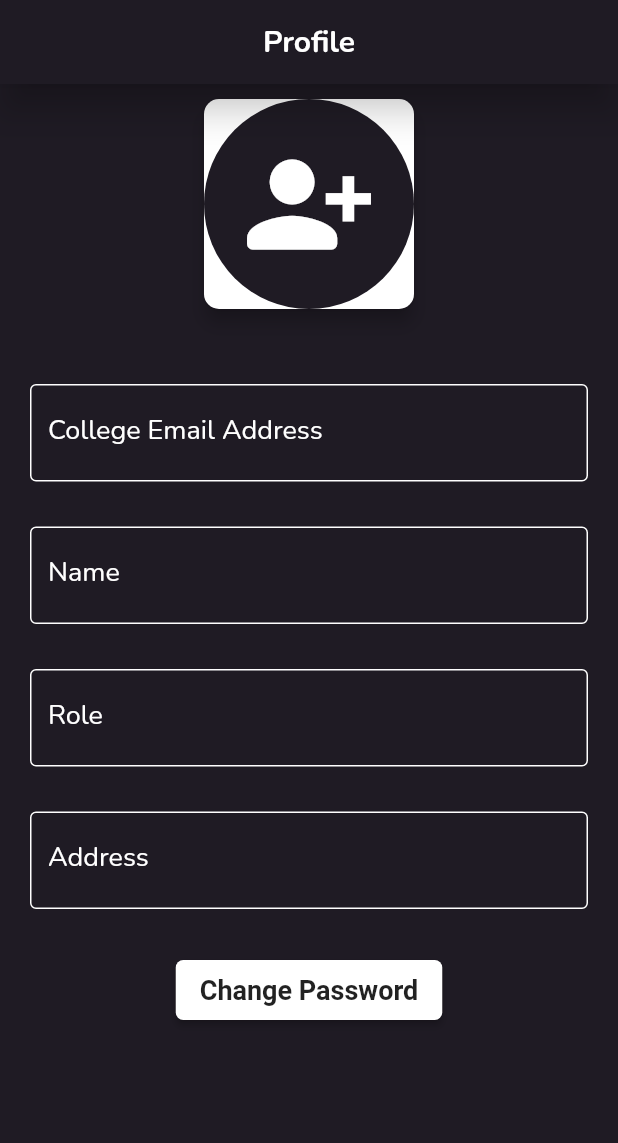
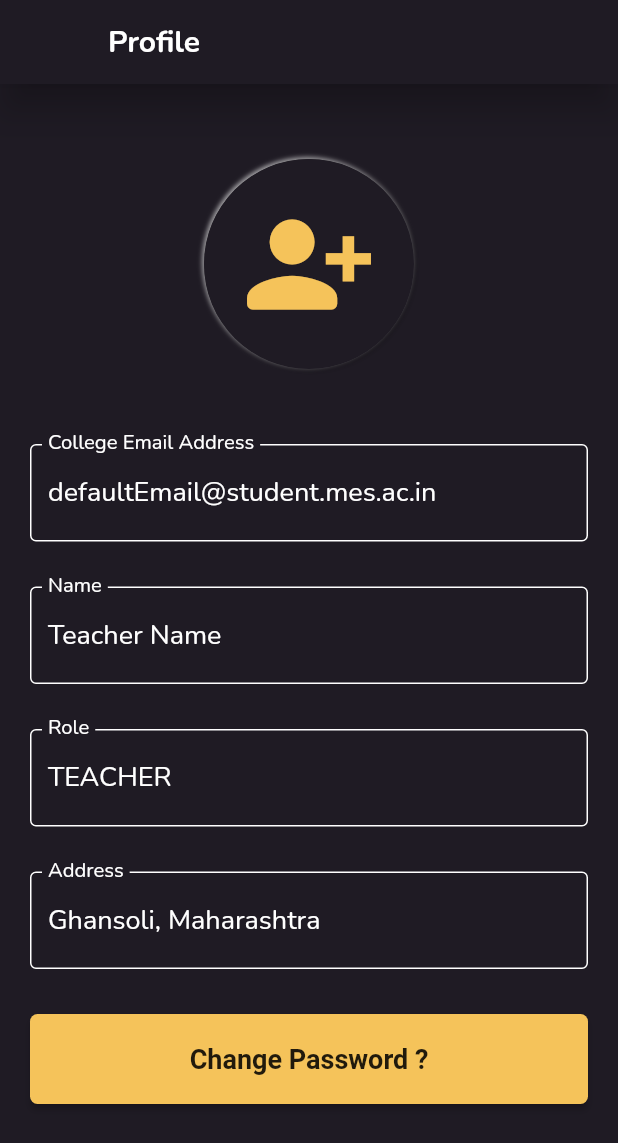
Before and after one commit to Ashwith25/Attendance-Manager, a Flutter app: the ProfilePage screen opened directly, on a phone screen of 412 x 824 dp. Shown: the top 1143 px of the screen. Run offline on Flutter 3.47's test engine with Material 2 defaults, Android fonts, the light colour scheme and no system bars; drawn by our look-alikes of flutter_neumorphic; our stand-ins replace fl_chart, google_fonts, page_transition, simple_animations.

Commit message:
added themeing

```diff
--- a/attendance_manager/lib/Home/teacherHome.dart
+++ b/attendance_manager/lib/Home/teacherHome.dart
@@ -1,6 +1,6 @@
 import 'package:attendance_manager/Screens/eachClass.dart';
+import 'package:attendance_manager/Screens/profile.dart';
 import 'package:attendance_manager/constants.dart';
-import 'package:attendance_manager/profile.dart';
 import 'package:attendance_manager/widgets/homeScreenCard.dart';
 import 'package:attendance_manager/widgets/nameCard.dart';
 import 'package:flutter/material.dart';
--- a/attendance_manager/lib/editProfile.dart
+++ b/attendance_manager/lib/Screens/profile.dart
@@ -1,22 +1,31 @@
-import 'package:attendance_manager/Home/teacherHome.dart';
 import 'package:attendance_manager/auth/change_password.dart';
-import 'package:attendance_manager/auth/signup.dart';
-import 'package:attendance_manager/profile.dart';
-import 'package:attendance_manager/widgets/homeScreenCard.dart';
 import 'package:flutter/material.dart';
 import 'package:attendance_manager/constants.dart';
-import 'package:attendance_manager/theme.dart';
 import 'package:flutter_neumorphic/flutter_neumorphic.dart';
 
-class EditProfilePage extends StatefulWidget {
-  EditProfilePage({Key? key}) : super(key: key);
+class ProfilePage extends StatefulWidget {
+  ProfilePage({Key? key}) : super(key: key);
 
   @override
-  _EditProfilePageState createState() => _EditProfilePageState();
+  _ProfilePageState createState() => _ProfilePageState();
 }
 
-class _EditProfilePageState extends State<EditProfilePage> {
+class _ProfilePageState extends State<ProfilePage> {
+  bool isEditing = false;
   final _formKey = GlobalKey<FormState>();
+  TextEditingController _email = TextEditingController();
+  TextEditingController _name = TextEditingController();
+  TextEditingController _role = TextEditingController();
+  TextEditingController _address = TextEditingController();
+
+  @override
+  void initState() {
+    super.initState();
+    _email.text = "defaultEmail@student.mes.ac.in";
+    _name.text = "Teacher Name";
+    _role.text = "TEACHER";
+    _address.text = "Ghansoli, Maharashtra";
+  }
 
   @override
   Widget build(BuildContext context) {
@@ -25,19 +34,20 @@ class _EditProfilePageState extends State<EditProfilePage> {
         resizeToAvoidBottomInset: false,
         backgroundColor: Theme.of(context).primaryColor,
         appBar: AppBar(
+          centerTitle: false,
           actions: [
             IconButton(
-              icon: Icon(Icons.close),
+              icon: !isEditing ? Icon(Icons.edit) : Icon(Icons.close),
               onPressed: () {
-                Navigator.push(context,
-                    MaterialPageRoute(builder: (context) => ProfilePage()));
+                isEditing = !isEditing;
+                setState(() {});
               },
             )
           ],
           elevation: 10,
           backgroundColor: Theme.of(context).primaryColor,
           title: Text(
-            'Edit Profile',
+            'Profile',
             style: TextStyle(
               color: Colors.white,
               fontWeight: FontWeight.bold,
@@ -51,11 +61,16 @@ class _EditProfilePageState extends State<EditProfilePage> {
           child: SingleChildScrollView(
             child: Column(
               children: [
-                Card(
-                  margin: EdgeInsets.only(left: 10, right: 10, top: 10),
-                  elevation: 5,
-                  shape: RoundedRectangleBorder(
-                      borderRadius: BorderRadius.circular(10)),
+                SizedBox(
+                  height: 50,
+                ),
+                Neumorphic(
+                  style: NeumorphicStyle(
+                      shape: NeumorphicShape.concave,
+                      boxShape: NeumorphicBoxShape.circle(),
+                      depth: 2,
+                      lightSource: LightSource.topLeft,
+                      color: Theme.of(context).primaryColor),
                   child: CircleAvatar(
                     radius: 70,
                     backgroundColor: Theme.of(context).primaryColor,
@@ -65,6 +80,7 @@ class _EditProfilePageState extends State<EditProfilePage> {
                       color: Colors.white,
                       icon: Icon(
                         Icons.person_add_alt_1_rounded,
+                        color: goldenColor,
                       ),
                       onPressed: () {},
                     ),
@@ -87,6 +103,8 @@ class _EditProfilePageState extends State<EditProfilePage> {
                       Container(
                         padding: EdgeInsets.fromLTRB(20, 50, 20, 10),
                         child: TextFormField(
+                            readOnly: !isEditing,
+                            controller: _email,
                             validator: (value) {
                               if (value!.isEmpty) {
                                 return "Email Address can't be empty";
@@ -94,6 +112,7 @@ class _EditProfilePageState extends State<EditProfilePage> {
                               return null;
                             },
                             style: TextStyle(color: Colors.white),
+                            cursorColor: Colors.white,
                             decoration: InputDecoration(
                                 helperStyle: TextStyle(color: Colors.white),
                                 focusedBorder: OutlineInputBorder(
@@ -111,6 +130,8 @@ class _EditProfilePageState extends State<EditProfilePage> {
                       Container(
                         padding: EdgeInsets.fromLTRB(20, 20, 20, 10),
                         child: TextFormField(
+                            readOnly: !isEditing,
+                            controller: _name,
                             validator: (value) {
                               if (value!.isEmpty) {
                                 return "Name can't be empty";
@@ -118,6 +139,7 @@ class _EditProfilePageState extends State<EditProfilePage> {
                               return null;
                             },
                             style: TextStyle(color: Colors.white),
+                            cursorColor: Colors.white,
                             decoration: InputDecoration(
                                 helperStyle: TextStyle(color: Colors.white),
                                 focusedBorder: OutlineInputBorder(
@@ -135,6 +157,8 @@ class _EditProfilePageState extends State<EditProfilePage> {
                       Container(
                         padding: EdgeInsets.fromLTRB(20, 20, 20, 10),
                         child: TextFormField(
+                            readOnly: true,
+                            controller: _role,
                             validator: (value) {
                               if (value!.isEmpty) {
                                 return "Role can't be empty";
@@ -142,6 +166,7 @@ class _EditProfilePageState extends State<EditProfilePage> {
                               return null;
                             },
                             style: TextStyle(color: Colors.white),
+                            cursorColor: Colors.white,
                             decoration: InputDecoration(
                                 helperStyle: TextStyle(color: Colors.white),
                                 focusedBorder: OutlineInputBorder(
@@ -159,6 +184,8 @@ class _EditProfilePageState extends State<EditProfilePage> {
                       Container(
                         padding: EdgeInsets.fromLTRB(20, 20, 20, 10),
                         child: TextFormField(
+                            readOnly: true,
+                            controller: _address,
                             validator: (value) {
                               if (value!.isEmpty) {
                                 return "Address can't be empty";
@@ -166,6 +193,7 @@ class _EditProfilePageState extends State<EditProfilePage> {
                               return null;
                             },
                             style: TextStyle(color: Colors.white),
+                            cursorColor: Colors.white,
                             decoration: InputDecoration(
                                 helperStyle: TextStyle(color: Colors.white),
                                 focusedBorder: OutlineInputBorder(
@@ -180,6 +208,7 @@ class _EditProfilePageState extends State<EditProfilePage> {
                                 labelText: "Address",
                                 labelStyle: TextStyle(color: Colors.white))),
                       ),
+                      if (isEditing)
                         Container(
                           margin: EdgeInsets.fromLTRB(20, 0, 0, 0),
                           child: Row(
@@ -187,24 +216,29 @@ class _EditProfilePageState extends State<EditProfilePage> {
                               Icon(
                                 Icons.info_outline,
                                 color: Colors.red,
-                              size: 10,
+                                size: 15,
+                              ),
+                              SizedBox(
+                                width: 5,
                               ),
                               Text(
                                 "Tap on the address to update",
                                 style: TextStyle(
                                   color: Colors.red,
-                                fontSize: 10,
+                                  fontSize: 15,
                                 ),
                               )
                             ],
                           ),
                         ),
-                      Container(
+                      isEditing
+                          ? Container(
+                              width: MediaQuery.of(context).size.width,
                               padding: EdgeInsets.fromLTRB(20, 20, 20, 10),
                               child: MaterialButton(
-                          minWidth: double.infinity,
+                                minWidth: 100,
                                 height: 60,
-                          color: Colors.white,
+                                color: goldenColor,
                                 shape: RoundedRectangleBorder(
                                     borderRadius: BorderRadius.circular(5)),
                                 child: Text(
@@ -215,7 +249,32 @@ class _EditProfilePageState extends State<EditProfilePage> {
                                   ),
                                 ),
                                 onPressed: () {
-                            if (_formKey.currentState!.validate())
+                                  // if (_formKey.currentState!.validate())
+                                  //   Navigator.push(
+                                  //       context,
+                                  //       MaterialPageRoute(
+                                  //           builder: (context) =>
+                                  //               ChangePasswordPage()));
+                                },
+                              ),
+                            )
+                          : Container(
+                              width: MediaQuery.of(context).size.width,
+                              padding: EdgeInsets.fromLTRB(20, 20, 20, 10),
+                              child: MaterialButton(
+                                minWidth: 100,
+                                height: 60,
+                                color: goldenColor,
+                                shape: RoundedRectangleBorder(
+                                    borderRadius: BorderRadius.circular(5)),
+                                child: Text(
+                                  "Change Password ?",
+                                  style: TextStyle(
+                                    fontWeight: FontWeight.w600,
+                                    fontSize: 18,
+                                  ),
+                                ),
+                                onPressed: () {
                                   Navigator.push(
                                       context,
                                       MaterialPageRoute(
@@ -224,12 +283,13 @@ class _EditProfilePageState extends State<EditProfilePage> {
                                 },
                               ),
                             ),
-                      //     Spacer(),
+
+                      // Spacer(),
                       //     Row(
                       //       mainAxisAlignment: MainAxisAlignment.center,
                       // crossAxisAlignment: CrossAxisAlignment.end,
                       //       children: [Text("Version 1.0.1")],
-                      //     )
+                      // )
                     ],
                   ),
                 ),
--- a/attendance_manager/lib/profile.dart
+++ /dev/null
@@ -1,224 +0,0 @@
-import 'package:attendance_manager/Home/teacherHome.dart';
-import 'package:attendance_manager/auth/change_password.dart';
-import 'package:attendance_manager/auth/signup.dart';
-import 'package:attendance_manager/editProfile.dart';
-import 'package:attendance_manager/widgets/homeScreenCard.dart';
-import 'package:flutter/material.dart';
-import 'package:attendance_manager/constants.dart';
-import 'package:attendance_manager/theme.dart';
-import 'package:flutter_neumorphic/flutter_neumorphic.dart';
-
-class ProfilePage extends StatefulWidget {
-  ProfilePage({Key? key}) : super(key: key);
-
-  @override
-  _ProfilePageState createState() => _ProfilePageState();
-}
-
-class _ProfilePageState extends State<ProfilePage> {
-  final _formKey = GlobalKey<FormState>();
-
-  @override
-  Widget build(BuildContext context) {
-    return SafeArea(
-      child: Scaffold(
-        resizeToAvoidBottomInset: false,
-        backgroundColor: Theme.of(context).primaryColor,
-        appBar: AppBar(
-          actions: [
-            IconButton(
-              icon: Icon(Icons.edit),
-              onPressed: () {
-                Navigator.push(context,
-                    MaterialPageRoute(builder: (context) => EditProfilePage()));
-              },
-            )
-          ],
-          elevation: 10,
-          backgroundColor: Theme.of(context).primaryColor,
-          title: Text(
-            'Profile',
-            style: TextStyle(
-              color: Colors.white,
-              fontWeight: FontWeight.bold,
-            ),
-          ),
-          foregroundColor: Theme.of(context).primaryColor,
-        ),
-        body: Container(
-          height: MediaQuery.of(context).size.height,
-          width: double.infinity,
-          child: SingleChildScrollView(
-            child: Column(
-              children: [
-                Card(
-                  margin: EdgeInsets.only(left: 10, right: 10, top: 10),
-                  elevation: 5,
-                  shape: RoundedRectangleBorder(
-                      borderRadius: BorderRadius.circular(10)),
-                  child: CircleAvatar(
-                    radius: 70,
-                    backgroundColor: Theme.of(context).primaryColor,
-                    child: IconButton(
-                      // padding: EdgeInsets.all(40),
-                      iconSize: 90,
-                      color: Colors.white,
-                      icon: Icon(
-                        Icons.person_add_alt_1_rounded,
-                      ),
-                      onPressed: () {},
-                    ),
-                  ),
-                ),
-                // Neumorphic(
-                //   margin: EdgeInsets.symmetric(horizontal: 13, vertical: 10),
-                //   style: NeumorphicStyle(border:  ),
-
-                // HomeScreenCard(
-                //   icon: IconButton(
-                //     icon: Icon(Icons.person_add_alt_1_rounded),
-                //     onPressed: () {},
-                //   ),
-                // ),
-                Form(
-                  key: _formKey,
-                  child: Column(
-                    children: [
-                      Container(
-                        padding: EdgeInsets.fromLTRB(20, 50, 20, 10),
-                        child: TextFormField(
-                            validator: (value) {
-                              if (value!.isEmpty) {
-                                return "Email Address can't be empty";
-                              }
-                              return null;
-                            },
-                            style: TextStyle(color: Colors.white),
-                            decoration: InputDecoration(
-                                helperStyle: TextStyle(color: Colors.white),
-                                focusedBorder: OutlineInputBorder(
-                                    borderSide:
-                                        BorderSide(color: Colors.white)),
-                                enabledBorder: OutlineInputBorder(
-                                    borderSide:
-                                        BorderSide(color: Colors.white)),
-                                border: OutlineInputBorder(
-                                    borderSide:
-                                        BorderSide(color: Colors.white)),
-                                labelText: "College Email Address",
-                                labelStyle: TextStyle(color: Colors.white))),
-                      ),
-                      Container(
-                        padding: EdgeInsets.fromLTRB(20, 20, 20, 10),
-                        child: TextFormField(
-                            validator: (value) {
-                              if (value!.isEmpty) {
-                                return "Name can't be empty";
-                              }
-                              return null;
-                            },
-                            style: TextStyle(color: Colors.white),
-                            decoration: InputDecoration(
-                                helperStyle: TextStyle(color: Colors.white),
-                                focusedBorder: OutlineInputBorder(
-                                    borderSide:
-                                        BorderSide(color: Colors.white)),
-                                enabledBorder: OutlineInputBorder(
-                                    borderSide:
-                                        BorderSide(color: Colors.white)),
-                                border: OutlineInputBorder(
-                                    borderSide:
-                                        BorderSide(color: Colors.white)),
-                                labelText: "Name",
-                                labelStyle: TextStyle(color: Colors.white))),
-                      ),
-                      Container(
-                        padding: EdgeInsets.fromLTRB(20, 20, 20, 10),
-                        child: TextFormField(
-                            validator: (value) {
-                              if (value!.isEmpty) {
-                                return "Role can't be empty";
-                              }
-                              return null;
-                            },
-                            style: TextStyle(color: Colors.white),
-                            decoration: InputDecoration(
-                                helperStyle: TextStyle(color: Colors.white),
-                                focusedBorder: OutlineInputBorder(
-                                    borderSide:
-                                        BorderSide(color: Colors.white)),
-                                enabledBorder: OutlineInputBorder(
-                                    borderSide:
-                                        BorderSide(color: Colors.white)),
-                                border: OutlineInputBorder(
-                                    borderSide:
-                                        BorderSide(color: Colors.white)),
-                                labelText: "Role",
-                                labelStyle: TextStyle(color: Colors.white))),
-                      ),
-                      Container(
-                        padding: EdgeInsets.fromLTRB(20, 20, 20, 10),
-                        child: TextFormField(
-                            validator: (value) {
-                              if (value!.isEmpty) {
-                                return "Address can't be empty";
-                              }
-                              return null;
-                            },
-                            style: TextStyle(color: Colors.white),
-                            decoration: InputDecoration(
-                                helperStyle: TextStyle(color: Colors.white),
-                                focusedBorder: OutlineInputBorder(
-                                    borderSide:
-                                        BorderSide(color: Colors.white)),
-                                enabledBorder: OutlineInputBorder(
-                                    borderSide:
-                                        BorderSide(color: Colors.white)),
-                                border: OutlineInputBorder(
-                                    borderSide:
-                                        BorderSide(color: Colors.white)),
-                                labelText: "Address",
-                                labelStyle: TextStyle(color: Colors.white))),
-                      ),
-                      Container(
-                        padding: EdgeInsets.fromLTRB(20, 20, 20, 10),
-                        child: MaterialButton(
-                          minWidth: 100,
-                          height: 40,
-                          color: Colors.white,
-                          shape: RoundedRectangleBorder(
-                              borderRadius: BorderRadius.circular(5)),
-                          child: Text(
-                            "Change Password",
-                            style: TextStyle(
-                              fontWeight: FontWeight.w600,
-                              fontSize: 18,
-                            ),
-                          ),
-                          onPressed: () {
-                            if (_formKey.currentState!.validate())
-                              Navigator.push(
-                                  context,
-                                  MaterialPageRoute(
-                                      builder: (context) =>
-                                          ChangePasswordPage()));
-                          },
-                        ),
-                      ),
-                      // Spacer(),
-                      //     Row(
-                      //       mainAxisAlignment: MainAxisAlignment.center,
-                      // crossAxisAlignment: CrossAxisAlignment.end,
-                      //       children: [Text("Version 1.0.1")],
-                      // )
-                    ],
-                  ),
-                ),
-              ],
-            ),
-          ),
-        ),
-      ),
-    );
-  }
-}
--- a/attendance_manager/lib/welcome.dart
+++ b/attendance_manager/lib/welcome.dart
@@ -1,3 +1,4 @@
+import 'package:attendance_manager/constants.dart';
 import 'package:flutter/material.dart';
 import 'package:flutter_neumorphic/flutter_neumorphic.dart';
 import 'package:page_transition/page_transition.dart';
@@ -97,7 +98,7 @@ class _SplashScreen6State extends State<SplashScreen6>
                   1,
                   Text(
                     "Welcome",
-                    style: TextStyle(color: Colors.white, fontSize: 50),
+                    style: TextStyle(color: goldenColor, fontSize: 50),
                   )),
               SizedBox(
                 height: 15,
@@ -174,7 +175,7 @@ class _SplashScreen6State extends State<SplashScreen6>
                                                               Icons
                                                                   .arrow_forward,
                                                               color:
-                                                                  Colors.white,
+                                                                  goldenColor,
                                                             )
                                                           : Container(),
                                                     ),
```
Also changed, not shown: attendance_manager/lib/auth/change_password.dart (+14 -10 lines), attendance_manager/lib/auth/login.dart (+3 -5 lines), attendance_manager/lib/auth/signup.dart (+7 -14 lines). Lines whose indentation alone changed are shown as unchanged.
